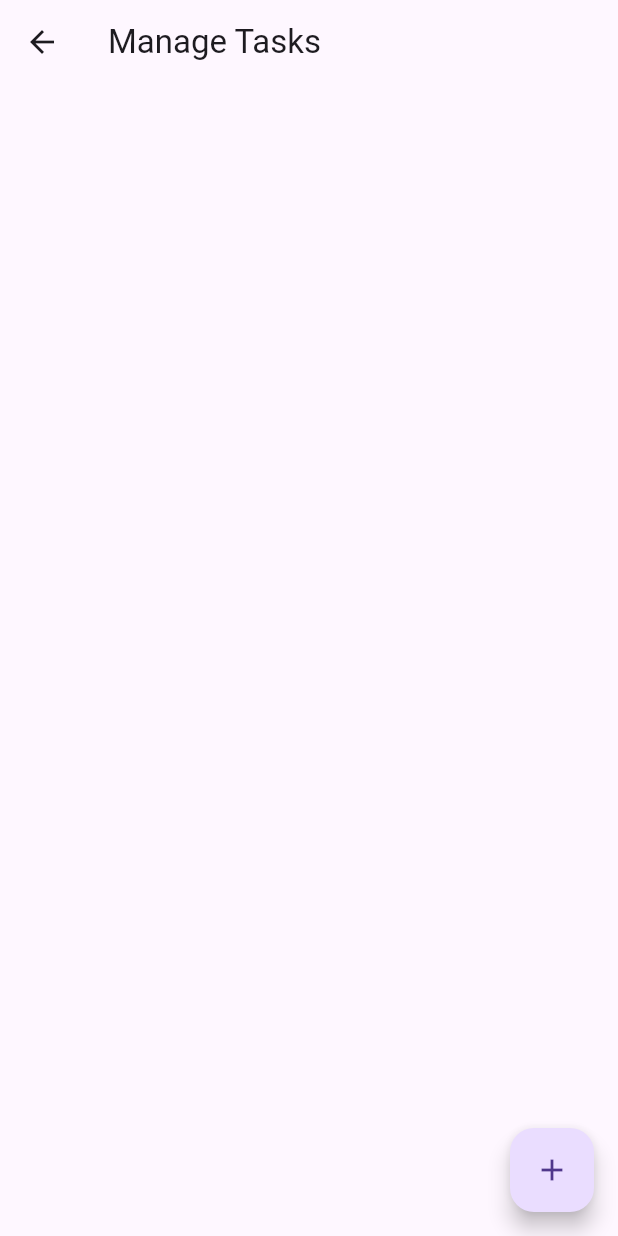
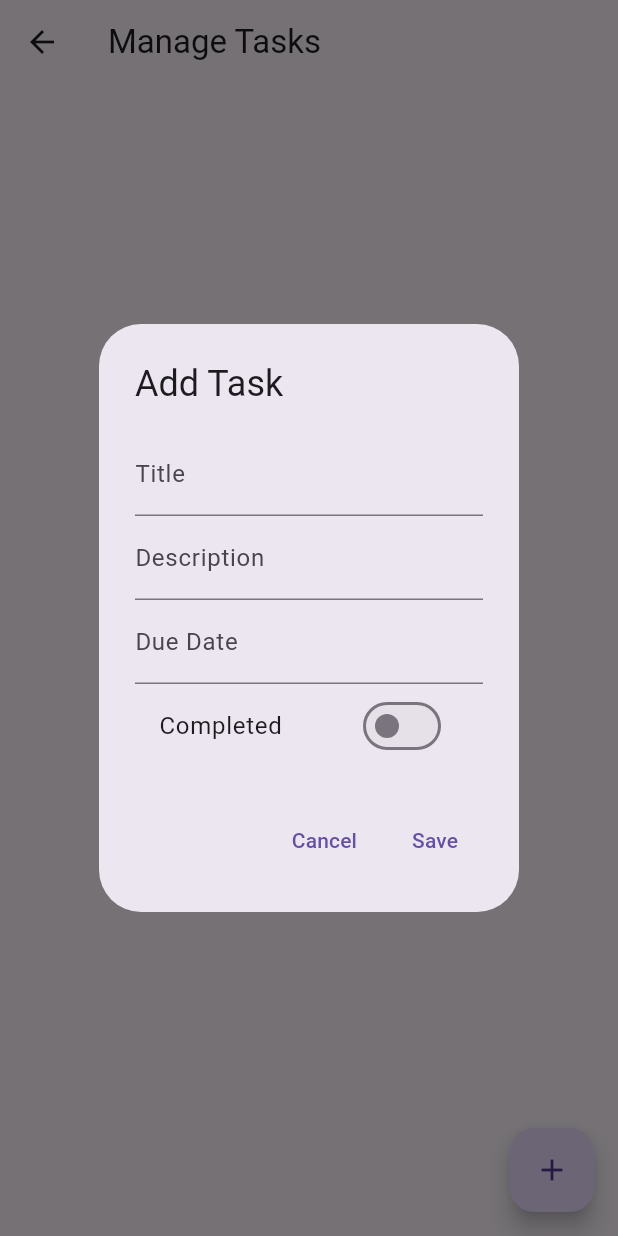
Before and after one commit to Rainlost331/pmis_lab4, a Flutter app: the TaskScreen screen opened directly, after a tap on the "add" icon, on a phone screen of 412 x 824 dp. Run offline on Flutter 3.47's test engine with Material 3 defaults, Android fonts, the light colour scheme and no system bars; our stand-ins replace sqflite, sqflite_common_ffi, sqflite_common_ffi_web; accounts and stored records are empty.

```diff
--- a/lib/screens/task_screen.dart
+++ b/lib/screens/task_screen.dart
@@ -23,7 +23,106 @@ class _TaskScreenState extends State<TaskScreen> {
     });
   }
 
-  // Здесь добавьте методы для добавления, обновления и удаления задач
+  Future<void> _addTask(Task task) async {
+    await DatabaseService().insertTask(task);
+    _loadTasks();
+  }
+
+  Future<void> _updateTask(Task task) async {
+    await DatabaseService().updateTask(task);
+    _loadTasks();
+  }
+
+  Future<void> _deleteTask(int id) async {
+    await DatabaseService().deleteTask(id);
+    _loadTasks();
+  }
+
+  void _showTaskDialog({Task? task}) {
+    final titleController = TextEditingController(text: task?.title ?? '');
+    final descriptionController = TextEditingController(text: task?.description ?? '');
+    final dueDateController = TextEditingController(text: task?.dueDate.toIso8601String() ?? '');
+    bool isCompleted = task?.isCompleted ?? false;
+
+    FocusScopeNode currentFocus = FocusScope.of(context);
+
+    showDialog(
+      context: context,
+      builder: (context) {
+        return GestureDetector(
+          onTap: () {
+            if (!currentFocus.hasPrimaryFocus) {
+              currentFocus.unfocus();
+            }
+          },
+          child: AlertDialog(
+            title: Text(task == null ? 'Add Task' : 'Edit Task'),
+            content: Column(
+              mainAxisSize: MainAxisSize.min,
+              children: [
+                TextField(
+                  controller: titleController,
+                  decoration: InputDecoration(labelText: 'Title'),
+                ),
+                TextField(
+                  controller: descriptionController,
+                  decoration: InputDecoration(labelText: 'Description'),
+                ),
+                TextField(
+                  controller: dueDateController,
+                  decoration: InputDecoration(labelText: 'Due Date'),
+                  onTap: () async {
+                    DateTime? pickedDate = await showDatePicker(
+                      context: context,
+                      initialDate: task?.dueDate ?? DateTime.now(),
+                      firstDate: DateTime(2000),
+                      lastDate: DateTime(2101),
+                    );
+                    if (pickedDate != null) {
+                      dueDateController.text = pickedDate.toIso8601String();
+                    }
+                  },
+                ),
+                SwitchListTile(
+                  title: Text('Completed'),
+                  value: isCompleted,
+                  onChanged: (value) {
+                    setState(() {
+                      isCompleted = value;
+                    });
+                  },
+                ),
+              ],
+            ),
+            actions: [
+              TextButton(
+                onPressed: () => Navigator.of(context).pop(),
+                child: Text('Cancel'),
+              ),
+              TextButton(
+                onPressed: () {
+                  final newTask = Task(
+                    id: task?.id ?? 0,
+                    title: titleController.text,
+                    description: descriptionController.text,
+                    dueDate: DateTime.parse(dueDateController.text),
+                    isCompleted: isCompleted,
+                  );
+                  if (task == null) {
+                    _addTask(newTask);
+                  } else {
+                    _updateTask(newTask);
+                  }
+                  Navigator.of(context).pop();
+                },
+                child: Text('Save'),
+              ),
+            ],
+          ),
+        );
+      },
+    );
+  }
 
   @override
   Widget build(BuildContext context) {
@@ -41,18 +140,18 @@ class _TaskScreenState extends State<TaskScreen> {
             trailing: IconButton(
               icon: Icon(Icons.delete),
               onPressed: () {
-                // Метод для удаления задачи
+                _deleteTask(task.id);
               },
             ),
             onTap: () {
-              // Метод для редактирования задачи
+              _showTaskDialog(task: task);
             },
           );
         },
       ),
       floatingActionButton: FloatingActionButton(
         onPressed: () {
-          // Метод для добавления новой задачи
+          _showTaskDialog();
         },
         child: Icon(Icons.add),
       ),
```
Also changed, not shown: lib/models/minefield.dart (added, +84 -0 lines), lib/screens/home_screen.dart (+10 -0 lines), lib/screens/minefield_screen.dart (added, +89 -0 lines).
